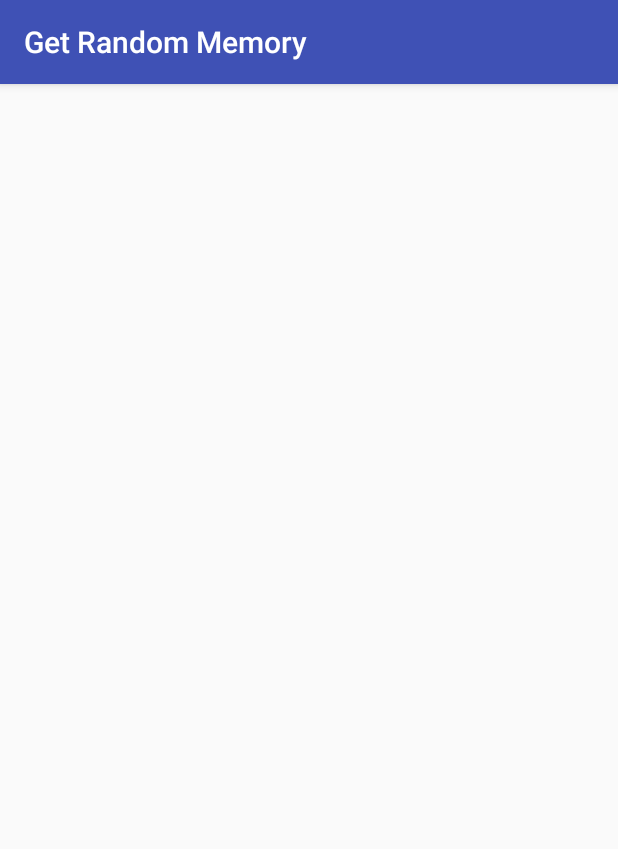
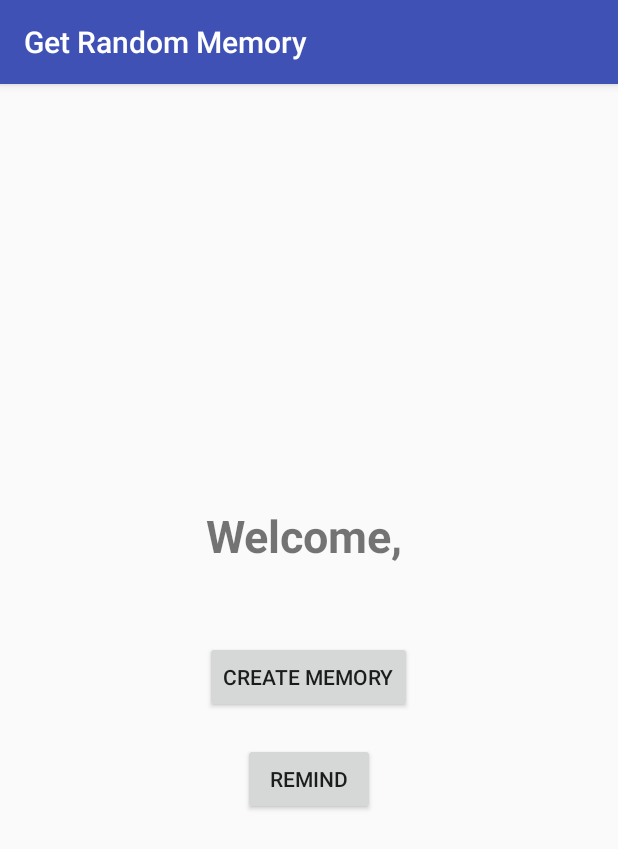
Before and after one commit to AngieLee1/Yesterdaze, an Android app: the RandomMemoryActivity screen opened directly, with no data from a screen before it, on a phone screen of 412 x 824 dp. Shown: the top 849 px of the screen. Run offline under Robolectric (Android 15) with nearby library versions, the phone set to English and light mode, and no system bars; 2 statements that could not run were skipped.

Commit message:
started RandomMemoryActivity

```diff
--- a/app/src/main/java/hackathon/yesterdaze/RandomMemoryActivity.java
+++ b/app/src/main/java/hackathon/yesterdaze/RandomMemoryActivity.java
@@ -1,10 +1,36 @@
 package hackathon.yesterdaze;
 
+import android.os.Bundle;
 import android.support.v7.app.AppCompatActivity;
+import android.view.View;
+import android.widget.Button;
+import android.widget.TextView;
+
+import java.util.Random;
 
 /**
  * Created by angielee on 6/9/18.
  */
 
 public class RandomMemoryActivity extends AppCompatActivity {
+
+    private TextView dateTextView;
+    private TextView memoryTextView;
+
+    @Override
+    protected void onCreate(Bundle savedInstanceState) {
+        super.onCreate(savedInstanceState);
+        setContentView(R.layout.welcome_page);
+
+        dateTextView = (TextView) findViewById(R.id.date_text_view);
+        memoryTextView = (TextView) findViewById(R.id.memory_text_view);
+
+
+        // mem = [from firebase]
+
+
+        dateTextView.setText(mem.getDate());
+        memoryTextView.setText(mem.getText());
+    }
+
 }
```
Also changed, not shown: app/src/main/res/layout/remind_page.xml (+9 -9 lines).
